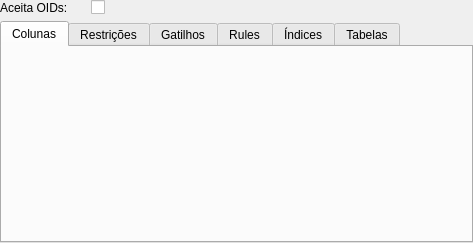
erdincay/pgmodeler-old, file pgmodeler_ui/ui/tabelawidget.ui: the form before one commit.
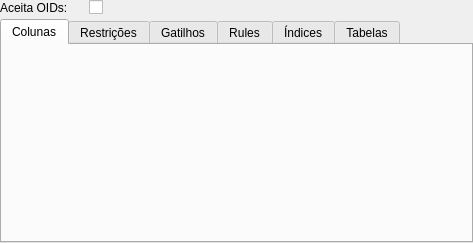
The form after the commit.

Patch:
```diff
--- a/pgmodeler_ui/ui/tabelawidget.ui
+++ b/pgmodeler_ui/ui/tabelawidget.ui
@@ -17,6 +17,9 @@
    <property name="margin">
     <number>0</number>
    </property>
+   <property name="spacing">
+    <number>4</number>
+   </property>
    <item row="0" column="0">
     <widget class="QLabel" name="aceita_oids_lbl">
      <property name="sizePolicy">
```
